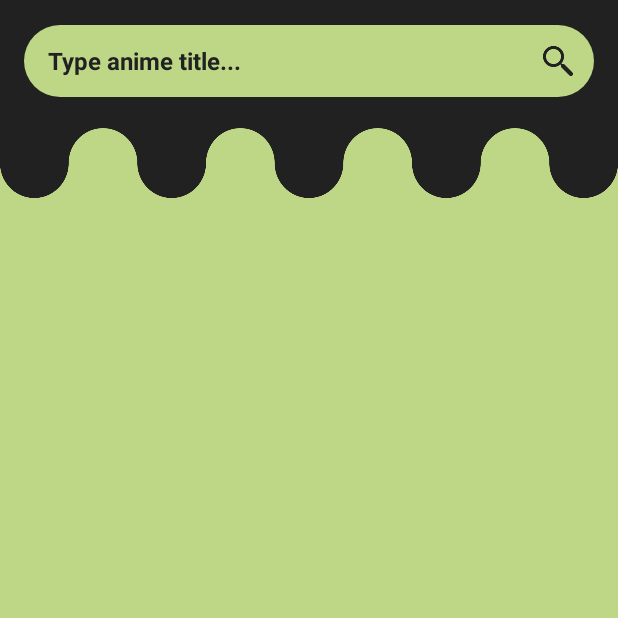
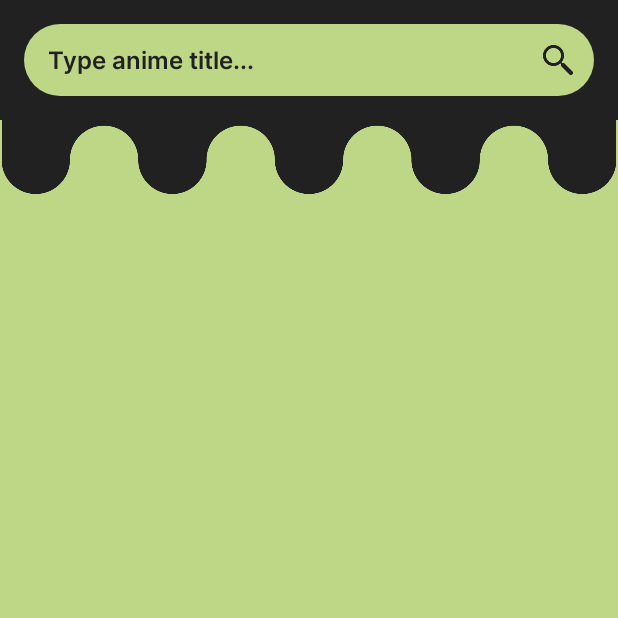
Before and after one commit to alexp0111/OniGoing, an Android app: the fragment SearchFragment placed in its activity, on a phone screen of 412 x 824 dp, the top half of it. Run offline under Robolectric (Android 15) with nearby library versions, the phone set to English and light mode, and no system bars; our stand-ins replace Dagger/Hilt's generated code; libraries missing offline, so code that uses them is left out: com.github.terrakok.cicerone; 3 statements that could not run were skipped.

Commit message:
Xml small refactor + Edit text logic

```diff
--- a/app/src/main/AndroidManifest.xml
+++ b/app/src/main/AndroidManifest.xml
@@ -14,10 +14,11 @@
         android:roundIcon="@mipmap/ic_launcher_round"
         android:supportsRtl="true"
         android:theme="@style/Theme.OniGoing"
-        tools:targetApi="31">
+        tools:targetApi="34">
         <activity
             android:name=".ui.MainActivity"
-            android:exported="true">
+            android:exported="true"
+            android:screenOrientation="portrait">
             <intent-filter>
                 <action android:name="android.intent.action.MAIN" />
 
--- a/app/src/main/java/ru/alexp0111/onigoing/ui/search/SearchFragment.kt
+++ b/app/src/main/java/ru/alexp0111/onigoing/ui/search/SearchFragment.kt
@@ -1,20 +1,28 @@
 package ru.alexp0111.onigoing.ui.search
 
+import android.app.Activity
 import android.os.Bundle
+import android.text.Editable
 import android.view.LayoutInflater
 import android.view.View
 import android.view.ViewGroup
+import android.view.inputmethod.InputMethodManager
+import androidx.core.view.isVisible
+import androidx.core.widget.addTextChangedListener
 import androidx.fragment.app.Fragment
 import ru.alexp0111.onigoing.databinding.FragmentSearchBinding
 import ru.alexp0111.onigoing.di.components.FragmentComponent
 import javax.inject.Inject
 
+private const val KEY_SEARCH_TEXT = "search_text"
+
+
 class SearchFragment : Fragment() {
-
-    private lateinit var binding: FragmentSearchBinding
 
     @Inject
     lateinit var viewModel: SearchViewModel
+
+    private lateinit var binding: FragmentSearchBinding
 
     override fun onCreate(savedInstanceState: Bundle?) {
         injectSelf()
@@ -27,7 +35,54 @@ class SearchFragment : Fragment() {
         savedInstanceState: Bundle?
     ): View {
         binding = FragmentSearchBinding.inflate(inflater, container, false)
+        savedInstanceState?.apply {
+            binding.etSearch.setText(getString(KEY_SEARCH_TEXT))
+            handleSearchButtonVisibility(binding.etSearch.text)
+        }
         return binding.root
+    }
+
+    override fun onViewCreated(view: View, savedInstanceState: Bundle?) {
+        super.onViewCreated(view, savedInstanceState)
+        binding.apply {
+            etSearch.addTextChangedListener {
+                handleSearchButtonVisibility(it)
+            }
+            ivSearchClear.setOnClickListener {
+                etSearch.text.clear()
+                etSearch.clearFocus()
+                hideKeyboard(it)
+            }
+        }
+    }
+
+    private fun hideKeyboard(view: View) {
+        val inputMethodManager = requireActivity().getSystemService(
+            Activity.INPUT_METHOD_SERVICE,
+        ) as? InputMethodManager ?: return
+
+        inputMethodManager.hideSoftInputFromWindow(view.windowToken, 0)
+    }
+
+    private fun handleSearchButtonVisibility(searchText: Editable?) {
+        binding.apply {
+            if (searchText.isNullOrEmpty()) {
+                ivSearch.isVisible = true
+                ivSearchClear.isVisible = false
+            } else {
+                ivSearch.isVisible = false
+                ivSearchClear.isVisible = true
+            }
+        }
+    }
+
+    override fun onSaveInstanceState(outState: Bundle) {
+        super.onSaveInstanceState(outState)
+        binding.etSearch.text?.toString()?.let {
+            if (it.isNotEmpty()) {
+                outState.putString(KEY_SEARCH_TEXT, it)
+            }
+        }
     }
 
     private fun injectSelf() {
--- a/app/src/main/res/layout/fragment_search.xml
+++ b/app/src/main/res/layout/fragment_search.xml
@@ -1,31 +1,31 @@
 <?xml version="1.0" encoding="utf-8"?>
-<androidx.constraintlayout.widget.ConstraintLayout xmlns:android="http://schemas.android.com/apk/res/android"
+<LinearLayout xmlns:android="http://schemas.android.com/apk/res/android"
     xmlns:app="http://schemas.android.com/apk/res-auto"
     android:layout_width="match_parent"
-    android:layout_height="match_parent">
+    android:layout_height="match_parent"
+    android:orientation="vertical">
 
-    <androidx.constraintlayout.widget.ConstraintLayout
-        android:id="@+id/constraintLayout"
-        android:layout_width="0dp"
-        android:layout_height="0dp"
-        android:layout_marginTop="@dimen/action_bar_small_padding_neg"
-        android:background="@drawable/top_background"
-        android:paddingTop="@dimen/action_bar_small_padding"
-        app:layout_constraintDimensionRatio="H,1:1"
+    <FrameLayout
+        android:id="@+id/fl_header"
+        android:layout_width="match_parent"
+        android:layout_height="wrap_content"
+        android:background="@color/dark"
         app:layout_constraintEnd_toEndOf="parent"
         app:layout_constraintStart_toStartOf="parent"
         app:layout_constraintTop_toTopOf="parent">
 
         <LinearLayout
-            android:id="@+id/linearLayout"
+            android:id="@+id/ll_search_bar"
             android:layout_width="match_parent"
             android:layout_height="@dimen/element_base_size"
             android:layout_margin="@dimen/margin_base"
             android:background="@drawable/rounded"
             android:orientation="horizontal"
+            app:layout_constraintBottom_toBottomOf="parent"
             app:layout_constraintTop_toTopOf="parent">
 
             <EditText
+                android:id="@+id/et_search"
                 style="@style/TextSmall"
                 android:layout_width="0dp"
                 android:layout_height="match_parent"
@@ -41,13 +41,33 @@
                 android:textCursorDrawable="@drawable/cursor" />
 
             <ImageView
+                android:id="@+id/iv_search"
                 android:layout_width="@dimen/element_base_size"
                 android:layout_height="@dimen/element_base_size"
                 android:padding="@dimen/button_inner_padding_more"
-                android:src="@drawable/search" />
+                android:src="@drawable/search"
+                android:visibility="visible" />
+
+            <ImageView
+                android:id="@+id/iv_search_clear"
+                android:layout_width="@dimen/element_base_size"
+                android:layout_height="@dimen/element_base_size"
+                android:padding="@dimen/button_inner_padding_more"
+                android:src="@drawable/search_clear"
+                android:visibility="gone" />
 
         </LinearLayout>
 
-    </androidx.constraintlayout.widget.ConstraintLayout>
+    </FrameLayout>
 
-</androidx.constraintlayout.widget.ConstraintLayout>
+    <ImageView
+        android:id="@+id/iv_custom_divider"
+        android:layout_width="match_parent"
+        android:layout_height="wrap_content"
+        android:adjustViewBounds="true"
+        android:src="@drawable/wave_decorator"
+        app:layout_constraintEnd_toEndOf="parent"
+        app:layout_constraintStart_toStartOf="parent"
+        app:layout_constraintTop_toBottomOf="@id/constraintLayout" />
+
+</LinearLayout>
--- a/app/src/main/res/values/dimens.xml
+++ b/app/src/main/res/values/dimens.xml
@@ -26,5 +26,6 @@
     <dimen name="menu_icon_size">28dp</dimen>
 
     <dimen name="base_elevation">6dp</dimen>
+    <dimen name="toolbar_height">80dp</dimen>
 
 </resources>
--- /dev/null
+++ b/app/src/main/res/values/styles.xml
@@ -0,0 +1,44 @@
+<?xml version="1.0" encoding="utf-8"?>
+<resources>
+
+    <style name="my_indicator_style" parent="Widget.Material3.BottomNavigationView.ActiveIndicator">
+        <item name="android:color">@color/green</item>
+        <item name="android:width">48dp</item>
+        <item name="android:height">48dp</item>
+    </style>
+
+    <style name="TextLarge" parent="Widget.AppCompat.TextView">
+        <item name="android:textSize">@dimen/text_large</item>
+        <item name="android:fontFamily">@font/inter_extra_bold</item>
+        <item name="android:textColor">@color/white</item>
+    </style>
+
+    <style name="TextSmall" parent="Widget.AppCompat.TextView">
+        <item name="android:textSize">@dimen/text_small</item>
+        <item name="android:fontFamily">@font/inter_semi_bold</item>
+        <item name="android:textColor">@color/dark</item>
+
+    </style>
+
+    <style name="CardViewStandart" parent="Widget.MaterialComponents.CardView">
+        <item name="cardCornerRadius">@dimen/base_card_corner_radius</item>
+        <item name="cardElevation">0dp</item>
+        <item name="cardBackgroundColor">@color/dark</item>
+        <item name="strokeWidth">0dp</item>
+    </style>
+
+    <style name="CardViewButton" parent="Widget.MaterialComponents.CardView">
+        <item name="cardCornerRadius">@dimen/corner_radius_infinity</item>
+        <item name="cardElevation">0dp</item>
+        <item name="cardBackgroundColor">@color/green</item>
+        <item name="strokeWidth">0dp</item>
+    </style>
+
+    <style name="BottomNav" parent="Widget.MaterialComponents.BottomNavigationView">
+        <item name="android:background">@drawable/menu_background</item>
+        <item name="itemActiveIndicatorStyle">@style/my_indicator_style</item>
+        <item name="itemIconSize">@dimen/menu_icon_size</item>
+        <item name="itemIconTint">@color/nav_color</item>
+        <item name="labelVisibilityMode">unlabeled</item>
+    </style>
+</resources>
--- a/app/src/main/res/values/themes.xml
+++ b/app/src/main/res/values/themes.xml
@@ -5,45 +5,4 @@
     <style name="Theme.OniGoing" parent="Base.Theme.OniGoing">
         <item name="android:statusBarColor">@color/dark</item>
     </style>
-
-    <style name="my_indicator_style" parent="Widget.Material3.BottomNavigationView.ActiveIndicator">
-        <item name="android:color">@color/green</item>
-        <item name="android:width">48dp</item>
-        <item name="android:height">48dp</item>
-    </style>
-
-    <style name="TextLarge" parent="Widget.AppCompat.TextView">
-        <item name="android:textSize">@dimen/text_large</item>
-        <item name="android:textColor">@color/white</item>
-        <item name="android:textStyle">bold</item>
-    </style>
-
-    <style name="TextSmall" parent="Widget.AppCompat.TextView">
-        <item name="android:textSize">@dimen/text_small</item>
-        <item name="android:textColor">@color/dark</item>
-        <item name="android:textStyle">bold</item>
-
-    </style>
-
-    <style name="CardViewStandart" parent="Widget.MaterialComponents.CardView">
-        <item name="cardCornerRadius">@dimen/base_card_corner_radius</item>
-        <item name="cardElevation">0dp</item>
-        <item name="cardBackgroundColor">@color/dark</item>
-        <item name="strokeWidth">0dp</item>
-    </style>
-
-    <style name="CardViewButton" parent="Widget.MaterialComponents.CardView">
-        <item name="cardCornerRadius">@dimen/corner_radius_infinity</item>
-        <item name="cardElevation">0dp</item>
-        <item name="cardBackgroundColor">@color/green</item>
-        <item name="strokeWidth">0dp</item>
-    </style>
-
-    <style name="BottomNav" parent="Widget.MaterialComponents.BottomNavigationView">
-        <item name="android:background">@drawable/menu_background</item>
-        <item name="itemActiveIndicatorStyle">@style/my_indicator_style</item>
-        <item name="itemIconSize">@dimen/menu_icon_size</item>
-        <item name="itemIconTint">@color/nav_color</item>
-        <item name="labelVisibilityMode">unlabeled</item>
-    </style>
 </resources>
```
Also changed, not shown: app/src/main/res/layout/fragment_anime.xml (added, +291 -0 lines), app/src/main/res/layout/fragment_lists.xml (+38 -5 lines), app/src/main/res/layout/fragment_profile.xml (+14 -7 lines), app/src/main/res/drawable/search_clear.png (added), app/src/main/res/drawable/wave_decorator.png (added), app/src/main/res/font/inter_extra_bold.ttf (added), app/src/main/res/font/inter_semi_bold.ttf (added).
